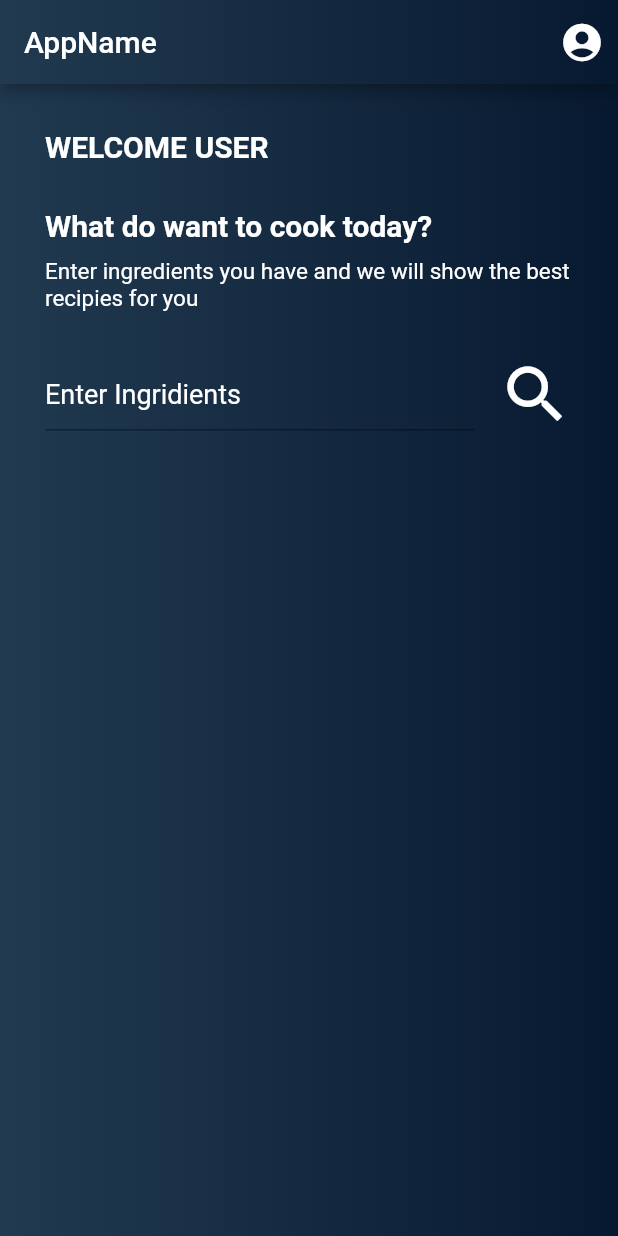
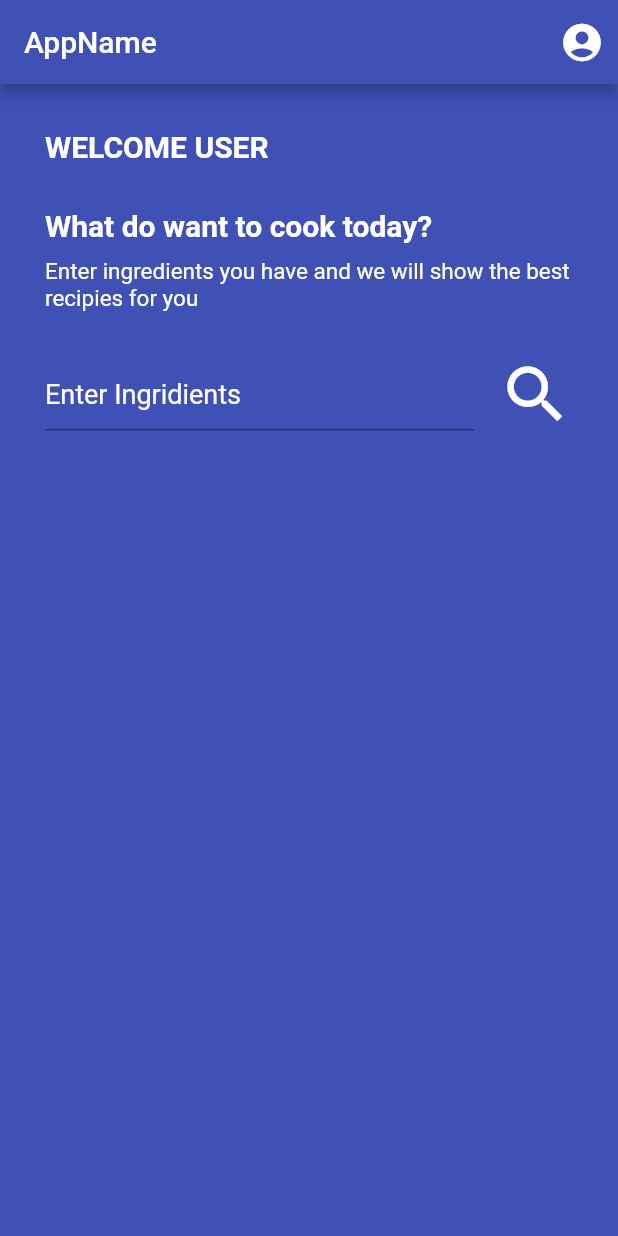
Before and after one commit to MariaMagallon/TFG, a Flutter app: the screen it shows after launch, on a phone screen of 412 x 824 dp. Run offline on Flutter 3.47's test engine with Material 2 defaults, Android fonts, the light colour scheme and no system bars.

Commit message:
searchpage

```diff
--- a/lib/main.dart
+++ b/lib/main.dart
@@ -1,16 +1,18 @@
 import 'package:flutter/material.dart';
-import 'package:tfg/searchscreen.dart';
+import 'package:tfg/screens/searchscreen.dart';
 
 void main() {
   runApp( MyApp());
 }
 
 class MyApp extends StatelessWidget {
+  const MyApp({Key? key}) : super(key: key);
+
 
 
   @override
   Widget build(BuildContext context) {
-    return MaterialApp(
+    return const MaterialApp(
       debugShowCheckedModeBanner: false,
       home: SearchScreen(),
     );
--- /dev/null
+++ b/lib/models/recipe_api.dart
@@ -0,0 +1,16 @@
+class RecipeApi{
+ late String label;
+ late String image;
+
+
+
+  RecipeApi({required this.label, required this.image});
+  factory RecipeApi.fromMap(Map<String,dynamic>parsedJson){
+    return RecipeApi(
+
+      label: parsedJson ["label"],
+      image: parsedJson["image"],
+
+    );
+  }
+}
--- /dev/null
+++ b/lib/screens/searchscreen.dart
@@ -0,0 +1,236 @@
+import 'dart:convert';
+import 'dart:core';
+import 'package:http/http.dart' as http;
+import 'package:flutter/foundation.dart';
+import 'package:flutter/material.dart';
+import 'package:tfg/models/recipe_api.dart';
+
+class SearchScreen extends StatefulWidget {
+  const SearchScreen({Key? key}) : super(key: key);
+
+  @override
+  State<SearchScreen> createState() => _SearchScreenState();
+}
+
+class _SearchScreenState extends State<SearchScreen> {
+  bool isloading = false;
+  List<RecipeApi> recipes = [];
+  TextEditingController _textEditingController = new TextEditingController();
+  String applicationId = 'b702e461';
+  String applicationKey = '1bdbca0d4344e3db6103b072c21f38f1';
+
+  getRecipes(String query) async {
+    final urldet =
+        "https://api.edamam.com/api/recipes/v2/0ec48df32629a4349a37af0fed9a6835?type=public&app_id=b702e461&app_key=1bdbca0d4344e3db6103b072c21f38f1";
+    //0ec48df32629a4349a37af0fed9a6835 id
+    final url = Uri.parse(
+        "https://api.edamam.com/api/recipes/v2?type=public&q=$query&app_id=$applicationId&app_key=$applicationKey");
+    //final url = Uri.parse(cadena);
+    var response = await http.get(url);
+    String cadena =
+        "http://www.edamam.com/ontologies/edamam.owl#recipe_0ec48df32629a4349a37af0fed9a6835";
+    String subcadena;
+    subcadena = cadena.replaceAll(
+        "http://www.edamam.com/ontologies/edamam.owl#recipe_", '');
+    //print(subcadena);
+    //print ("${response.body.toString()} this is response");
+    Map<String, dynamic> jsonData = jsonDecode(response.body);
+    jsonData["hits"].forEach((element) {
+      RecipeApi recipeApi = RecipeApi(label: "label", image: "image");
+      recipeApi = RecipeApi.fromMap(element["recipe"]);
+      recipes.add(recipeApi);
+    });
+    //print("${recipes.toString()}");
+
+  }
+
+  @override
+  Widget build(BuildContext context) {
+    return Scaffold(
+        appBar: AppBar(
+          title: Text('AppName'),
+          flexibleSpace: Container(
+              decoration: BoxDecoration(
+                 color: Colors.indigo
+                  )),
+          actions: [
+            IconButton(
+              onPressed: () => {},
+              icon: Icon(Icons.account_circle_rounded),
+              iconSize: 30.0,
+            )
+          ],
+        ),
+        body: Stack(children: <Widget>[
+          Container(
+            height: MediaQuery.of(context).size.height,
+            width: MediaQuery.of(context).size.width,
+            decoration: BoxDecoration(
+              color: Colors.indigo
+          ),
+          ),
+          SingleChildScrollView(
+            child: Container(
+                padding: EdgeInsets.symmetric(vertical: 30, horizontal: 30),
+                child: Column(
+                  children: <Widget>[
+                    Row(
+                      children: <Widget>[
+                        Text(
+                          "WELCOME USER",
+                          style: TextStyle(
+                            fontSize: 20,
+                            color: Colors.white,
+                            fontWeight: FontWeight.bold,
+                          ),
+                        ),
+                      ],
+                    ),
+                    SizedBox(
+                      height: 30,
+                    ),
+                    Row(
+                      children: <Widget>[
+                        Text(
+                          "What do want to cook today?",
+                          style: TextStyle(
+                            fontSize: 20,
+                            color: Colors.white,
+                            fontWeight: FontWeight.bold,
+                          ),
+                        ),
+                      ],
+                    ),
+                    SizedBox(
+                      height: 10,
+                    ),
+                    Row(
+                      children: <Widget>[
+                        Expanded(
+                          child: Text(
+                            "Enter ingredients you have and we will show the best recipies for you",
+                            style: TextStyle(
+                              fontSize: 15,
+                              color: Colors.white,
+                            ),
+                          ),
+                        )
+                      ],
+                    ),
+                    SizedBox(
+                      height: 30,
+                    ),
+                    Container(
+                      width: MediaQuery.of(context).size.width,
+                      child: Row(
+                        children: <Widget>[
+                          Expanded(
+                            child: TextField(
+                                controller: _textEditingController,
+                                decoration: InputDecoration(
+                                    hintText: "Enter Ingridients",
+                                    hintStyle: TextStyle(
+                                      fontSize: 18,
+                                      color: Colors.white,
+                                    )),
+                                style: TextStyle(fontSize: 18,color: Colors.white )),
+                          ),
+                          SizedBox(
+                            width: 16,
+                          ),
+                          InkWell(
+                            onTap: () {
+
+                              if (_textEditingController.text.isNotEmpty) {
+                                setState(() {
+                                  isloading = true;
+                                });
+                                getRecipes(_textEditingController.text);
+                                setState(() {
+                                  isloading = false;
+                                });
+                              }
+                            },
+                            child: Container(
+                              child: Icon(Icons.search,
+                                  color: Colors.white, size: 50.0),
+                            ),
+                          )
+                        ],
+                      ),
+                    ),
+                    SizedBox(height: 25),
+                    Container(
+                      child: isloading ? CircularProgressIndicator() : GridView(
+                        shrinkWrap: true,
+                        scrollDirection: Axis.vertical,
+                        physics: ClampingScrollPhysics(),
+                        gridDelegate: SliverGridDelegateWithMaxCrossAxisExtent(
+                            maxCrossAxisExtent: 200, mainAxisSpacing: 10.0),
+                        children: List.generate(recipes.length, (index) {
+                          return GridTile(
+                              child: RecipeTile(
+                                  imageurl: recipes[index].image,
+                                  title: recipes[index].label)
+                          );
+                        }),
+                      ),
+                    )
+                  ],
+                )),
+          )
+        ]));
+  }
+}
+
+class RecipeTile extends StatefulWidget {
+  final String title, imageurl;
+
+  RecipeTile({required this.title, required this.imageurl});
+
+  @override
+  _RecipeTileState createState() => _RecipeTileState();
+}
+
+class _RecipeTileState extends State<RecipeTile> {
+  @override
+  Widget build(BuildContext context) {
+    return Container(
+            margin: EdgeInsets.all(8),
+            child: Stack(
+              children: <Widget>[
+                Image.network(
+                  widget.imageurl,
+                  height: 200,
+                  width: 200,
+                  fit: BoxFit.cover,
+                ),
+                Container(
+                  width: 200,
+                  alignment: Alignment.bottomLeft,
+                  decoration: BoxDecoration(
+              color: Colors.white.withOpacity(0.5)
+          ),
+                  child: Padding(
+                    padding: const EdgeInsets.all(8.0),
+                    child: Column(
+                      crossAxisAlignment: CrossAxisAlignment.start,
+                      children: <Widget>[
+                        Text(
+                          widget.title,
+                          style: TextStyle(
+                              fontSize: 20,
+                              color: Colors.black,
+                              fontWeight: FontWeight.bold
+                              ),
+                        ),
+
+                      ],
+                    ),
+                  ),
+                )
+              ],
+            ),
+          );
+  }
+}
--- a/lib/searchscreen.dart
+++ /dev/null
@@ -1,160 +0,0 @@
-
-import 'dart:io';
-import 'package:http/http.dart' as http;
-import 'package:flutter/foundation.dart';
-import 'package:flutter/material.dart';
-import 'package:get/get.dart';
-
-class SearchScreen extends StatefulWidget {
-
-  @override
-  State<SearchScreen> createState() => _SearchScreenState();
-}
-
-class _SearchScreenState extends State<SearchScreen> {
-  TextEditingController _textEditingController = new TextEditingController();
-  String applicationId ='b702e461';
-  String applicationKey= '1bdbca0d4344e3db6103b072c21f38f1';
-  getRecipes(String query)async{
-    final urldet= "https://api.edamam.com/api/recipes/v2/0ec48df32629a4349a37af0fed9a6835?type=public&app_id=b702e461&app_key=1bdbca0d4344e3db6103b072c21f38f1";
-    //0ec48df32629a4349a37af0fed9a6835 id
-    final url = Uri.parse("https://api.edamam.com/api/recipes/v2?type=public&q=$query&app_id=$applicationId&app_key=$applicationKey");
-    //final url = Uri.parse(cadena);
-    var response = await http.get(url);
-    String cadena="http://www.edamam.com/ontologies/edamam.owl#recipe_0ec48df32629a4349a37af0fed9a6835";
-    String subcadena;
-    subcadena=cadena.replaceAll("http://www.edamam.com/ontologies/edamam.owl#recipe_",'');
-    print(subcadena);
-    print ("${response.body.toString()} this is response");
-
-
-  }
-  @override
-  Widget build(BuildContext context) {
-    return Scaffold(
-        appBar: AppBar(
-          title: Text('AppName'),
-          flexibleSpace: Container(
-              decoration: BoxDecoration(
-                  gradient: LinearGradient(colors: [
-            Color(0xff213A50),
-            Color(0xff071930),
-          ]))),
-          actions: [
-            IconButton(
-              onPressed: () => {},
-              icon: Icon(Icons.account_circle_rounded),
-              iconSize: 30.0,
-            )
-          ],
-        ),
-
-        body: Stack(
-
-          children: <Widget>[
-          Container(
-            height: MediaQuery.of(context).size.height,
-            width: MediaQuery.of(context).size.width,
-            decoration: BoxDecoration(
-                gradient: LinearGradient(colors: [
-              Color(0xff213A50),
-              Color(0xff071930),
-            ])),
-          ),
-          Container(
-              padding: EdgeInsets.symmetric(vertical: 30, horizontal: 30),
-
-              child: Column(
-                children: <Widget>[
-                  Row(
-
-                    children: <Widget>[
-                      Text(
-                        "WELCOME USER",
-                        style: TextStyle(
-                          fontSize: 20,
-                          color: Colors.white,
-                          fontWeight: FontWeight.bold,
-                        ),
-                      ),
-                    ],
-                  ),
-                  SizedBox(
-                    height: 30,
-                  ),
-                  Row(
-
-                    children: <Widget>[
-                      Text(
-                        "What do want to cook today?",
-                        style: TextStyle(
-                          fontSize: 20,
-                          color: Colors.white,
-                          fontWeight: FontWeight.bold,
-                        ),
-                      ),
-
-                    ],
-                  ),
-                  SizedBox(
-                    height: 10,
-                  ),
-                  Row(
-                    children: <Widget>[
-                      Expanded(
-                      child:Text(
-                        "Enter ingredients you have and we will show the best recipies for you",
-                        style: TextStyle(
-                          fontSize: 15,
-                          color: Colors.white,
-
-                        ),
-                      ),
-                  )
-                    ],
-                  ),
-                  SizedBox(
-                    height: 30,
-                  ),
-                  Container(
-                    width: MediaQuery.of(context).size.width,
-                    child: Row(
-                      children: <Widget>[
-                      Expanded(
-                      child:TextField(
-                          controller: _textEditingController,
-                          decoration: InputDecoration(
-                            hintText: "Enter Ingridients",
-                            hintStyle: TextStyle(
-                              fontSize: 18,
-                              color: Colors.white,
-                            )
-                          ),
-                          style: TextStyle(
-                            fontSize: 18
-                          )
-                        ),
-                    ),
-                    SizedBox(width: 16,),
-                    InkWell(
-                      onTap: (){
-                          Text("data");
-                       if (_textEditingController.text.isNotEmpty) {
-
-                         getRecipes(_textEditingController.text);
-                       }
-                      },
-                      child: Container(
-                        child: Icon(Icons.search, color: Colors.white,size: 50.0),
-
-                      ),
-                    )
-                      ],
-                    ),
-                  )
-                ],
-              )
-          )
-        ]));
-  }
-}
```
